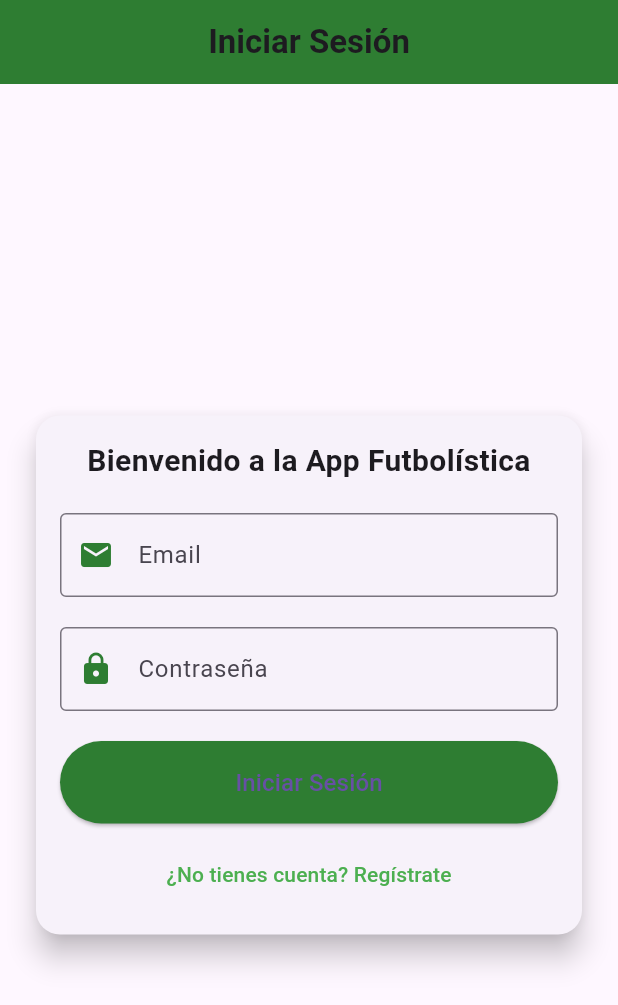
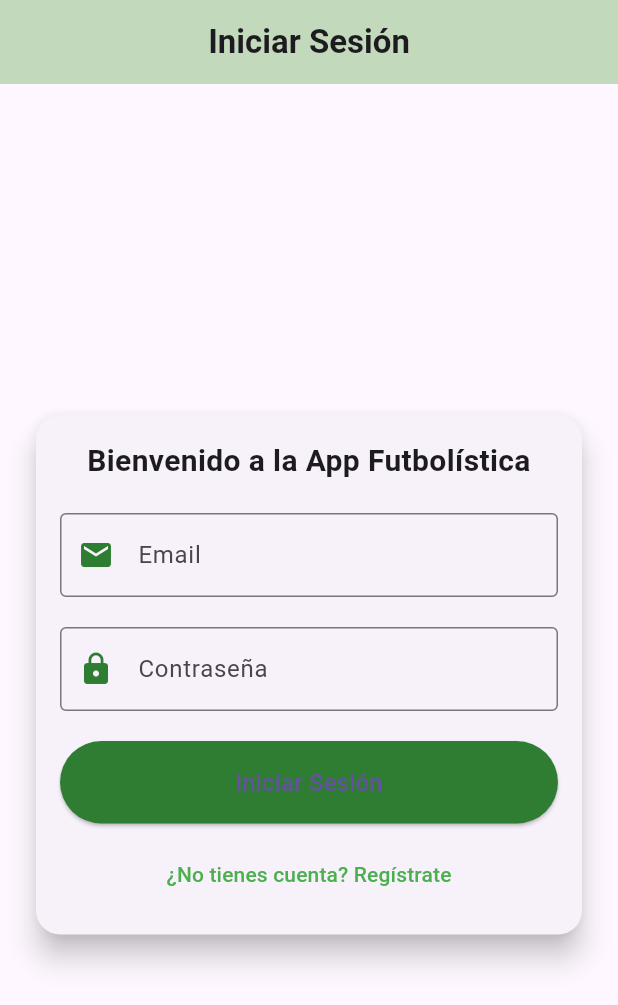
Before and after one commit to RichardsonER22/flutterApp, a Flutter app: the screen it shows after launch, on a phone screen of 412 x 824 dp. Shown: the top 1005 px of the screen. Run offline on Flutter 3.47's test engine with Material 3 defaults, Android fonts, the phone set to English and light mode, and no system bars; our stand-ins replace font_awesome_flutter, sqflite, table_calendar; accounts and stored records are empty.

Commit message:
se cambia el color del login

```diff
--- a/lib/screens/LoginScreen.dart
+++ b/lib/screens/LoginScreen.dart
@@ -11,7 +11,7 @@ class LoginScreen extends StatelessWidget {
   Widget build(BuildContext context) {
     return Scaffold(
       appBar: AppBar(
-        backgroundColor: Colors.green[800],
+        backgroundColor: const Color.fromARGB(255, 194, 218, 187),
         title: const Text(
           "Iniciar Sesión",
           style: TextStyle(fontWeight: FontWeight.bold),
```
